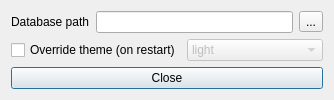
This is settingsdialog.ui in FrankMamuda/fumingcube as Qt 5 draws it before an edit. The edited form follows.
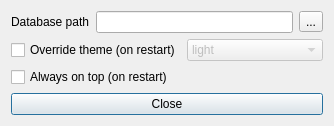
This is the edited form. Icons and pictures are not drawn.

Commit message: implemented 'alwaysOnTop' option

```diff
--- a/settingsdialog.ui
+++ b/settingsdialog.ui
@@ -7,7 +7,7 @@
     <x>0</x>
     <y>0</y>
     <width>334</width>
-    <height>97</height>
+    <height>121</height>
    </rect>
   </property>
   <property name="windowTitle">
@@ -76,6 +76,13 @@
      </item>
     </layout>
    </item>
+   <item>
+    <widget class="QCheckBox" name="onTopCheck">
+     <property name="text">
+      <string>Always on top (on restart)</string>
+     </property>
+    </widget>
+   </item>
    <item>
     <widget class="QPushButton" name="closeButton">
      <property name="toolTip">
```
Left out of the diff: 6 changed lines with no effect on the pictures. The commit also changes 4 other files.
